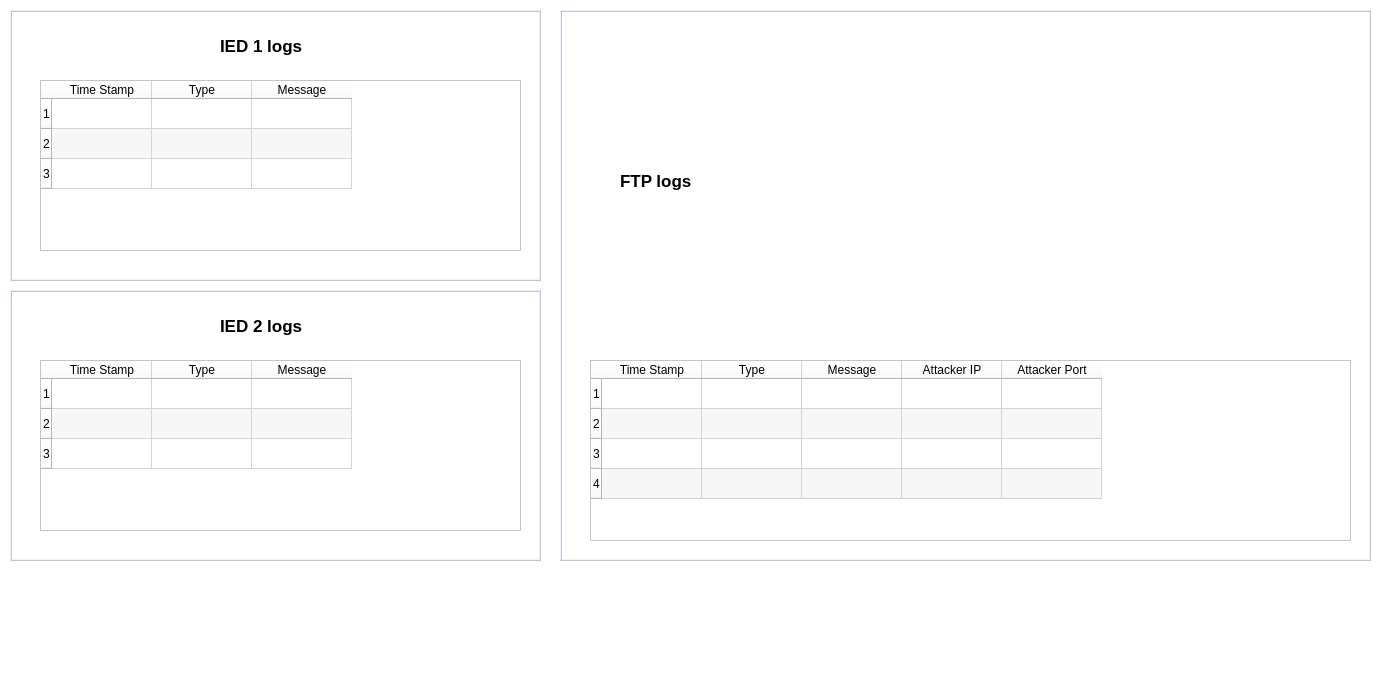
Saumya4321/Rahul_project, file ftp.ui: the form before one commit.
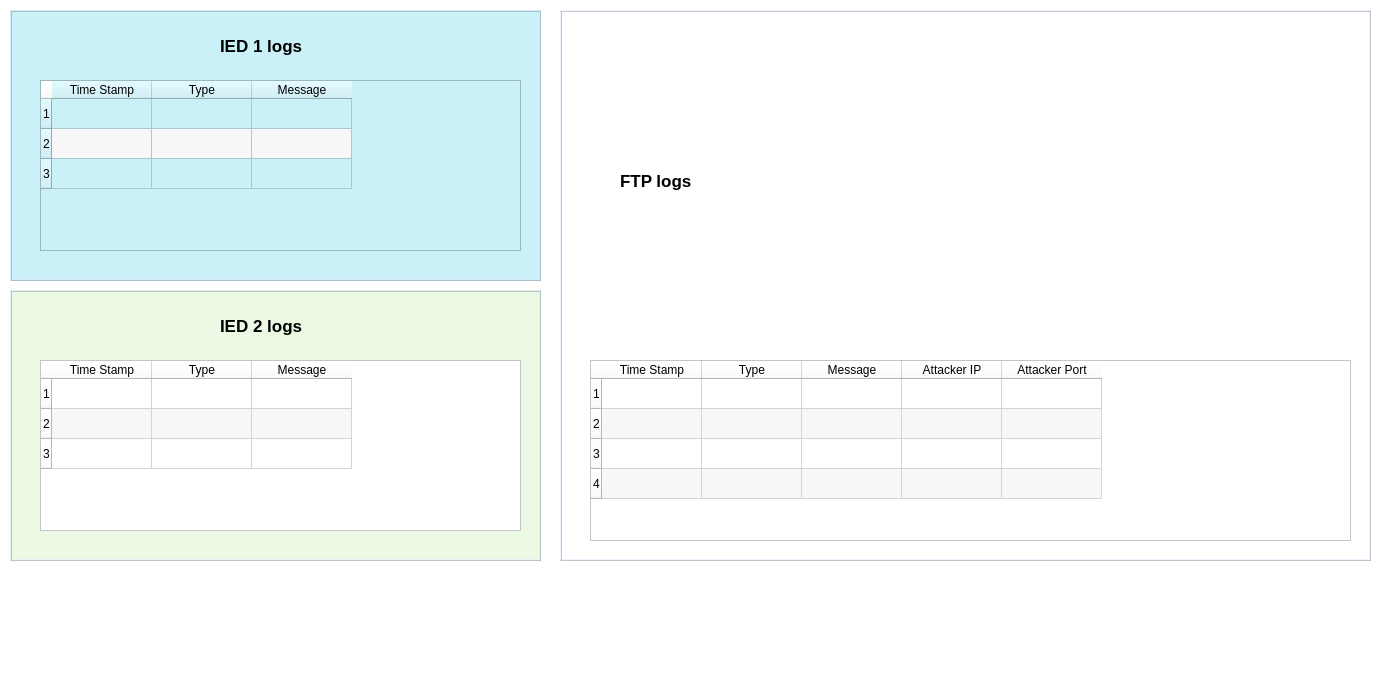
The form after the commit.

Patch:
```diff
--- a/ftp.ui
+++ b/ftp.ui
@@ -33,6 +33,9 @@
       <bold>true</bold>
      </font>
     </property>
+    <property name="styleSheet">
+     <string notr="true">background-color: rgb(202, 240, 248);</string>
+    </property>
     <property name="text">
      <string>IED 1 logs</string>
     </property>
@@ -53,6 +56,9 @@
       <bold>true</bold>
      </font>
     </property>
+    <property name="styleSheet">
+     <string notr="true">background-color:rgb(236, 250, 229);</string>
+    </property>
     <property name="text">
      <string>IED 2 logs</string>
     </property>
@@ -90,6 +96,10 @@
       <height>171</height>
      </rect>
     </property>
+    <property name="styleSheet">
+     <string notr="true">
+background-color: rgb(202, 240, 248);</string>
+    </property>
     <property name="alternatingRowColors">
      <bool>true</bool>
     </property>
@@ -244,7 +254,8 @@
     </property>
     <property name="styleSheet">
      <string notr="true">border:2px solid rgba(151, 157, 172,150);
-border-style: ridge;</string>
+border-style: ridge;
+background-color: rgb(202, 240, 248);</string>
     </property>
    </widget>
    <widget class="QWidget" name="widget_2" native="true">
@@ -258,7 +269,8 @@
     </property>
     <property name="styleSheet">
      <string notr="true">border:2px solid rgba(151, 157, 172,150);
-border-style: ridge;</string>
+border-style: ridge;
+background-color:rgb(236, 250, 229);</string>
     </property>
    </widget>
    <widget class="QWidget" name="widget_3" native="true">
```
